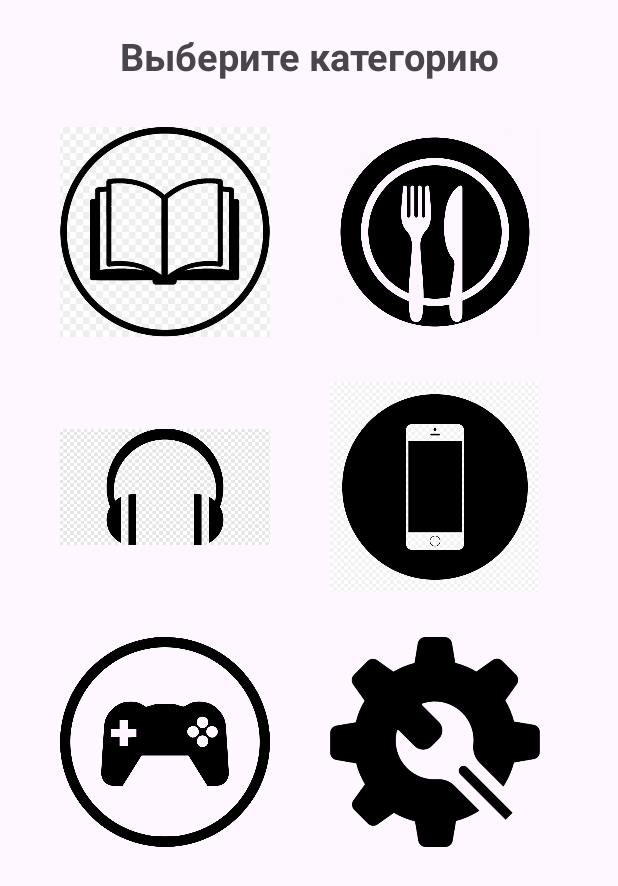
After one commit to mrbaiel/FireStore, an Android app: the layout activity_admin_category.xml on its own in the app's theme, with its tools: preview values and no code run, on a phone screen of 412 x 824 dp. The commit adds this screen. Shown: the top 886 px of the screen. Run offline under Robolectric (Android 15) with nearby library versions, the phone set to English and light mode, and no system bars.

Commit message:
added adminCategory, adminAddNewProduct

```diff
--- a/app/src/main/java/com/example/firestore/MainActivity.java
+++ b/app/src/main/java/com/example/firestore/MainActivity.java
@@ -17,6 +17,9 @@ import androidx.core.view.WindowInsetsCompat;
 
 import com.example.firestore.Model.Users;
 import com.example.firestore.Prevalent.Prevalent;
+import com.example.firestore.UI.User.HomeActivity;
+import com.example.firestore.UI.LoginActivity;
+import com.example.firestore.UI.RegisterActivity;
 import com.google.firebase.database.DataSnapshot;
 import com.google.firebase.database.DatabaseError;
 import com.google.firebase.database.DatabaseReference;
--- a/app/src/main/java/com/example/firestore/RegisterActivity.java
+++ b/app/src/main/java/com/example/firestore/UI/RegisterActivity.java
@@ -1,14 +1,12 @@
-package com.example.firestore;
+package com.example.firestore.UI;
 
 import android.app.ProgressDialog;
 import android.content.Intent;
 import android.os.Bundle;
-import android.provider.DocumentsContract;
 import android.text.TextUtils;
 import android.view.View;
 import android.widget.Button;
 import android.widget.EditText;
-import android.widget.ProgressBar;
 import android.widget.Toast;
 
 import androidx.activity.EdgeToEdge;
@@ -18,6 +16,7 @@ import androidx.core.graphics.Insets;
 import androidx.core.view.ViewCompat;
 import androidx.core.view.WindowInsetsCompat;
 
+import com.example.firestore.R;
 import com.google.android.gms.tasks.OnCompleteListener;
 import com.google.android.gms.tasks.Task;
 import com.google.firebase.database.DataSnapshot;
--- a/app/src/main/java/com/example/firestore/HomeActivity.java
+++ b/app/src/main/java/com/example/firestore/UI/User/HomeActivity.java
@@ -1,4 +1,4 @@
-package com.example.firestore;
+package com.example.firestore.UI.User;
 
 import android.content.Intent;
 import android.os.Bundle;
@@ -10,6 +10,9 @@ import androidx.appcompat.app.AppCompatActivity;
 import androidx.core.graphics.Insets;
 import androidx.core.view.ViewCompat;
 import androidx.core.view.WindowInsetsCompat;
+
+import com.example.firestore.R;
+import com.example.firestore.UI.LoginActivity;
 
 import io.paperdb.Paper;
 
--- a/app/src/main/res/layout/activity_admin_add_new_product.xml
+++ b/app/src/main/res/layout/activity_admin_add_new_product.xml
@@ -5,6 +5,6 @@
     android:id="@+id/main"
     android:layout_width="match_parent"
     android:layout_height="match_parent"
-    tools:context=".AdminAddNewProductActivity">
+    tools:context=".UI.Admin.AdminAddNewProductActivity">
 
 </androidx.constraintlayout.widget.ConstraintLayout>
--- /dev/null
+++ b/app/src/main/res/layout/activity_admin_category.xml
@@ -0,0 +1,88 @@
+<?xml version="1.0" encoding="utf-8"?>
+<RelativeLayout xmlns:android="http://schemas.android.com/apk/res/android"
+    xmlns:app="http://schemas.android.com/apk/res-auto"
+    xmlns:tools="http://schemas.android.com/tools"
+    android:id="@+id/main"
+    android:layout_width="match_parent"
+    android:layout_height="match_parent"
+    tools:context=".UI.Admin.AdminCategoryActivity">
+
+    <TextView
+        android:id="@+id/words"
+        android:layout_width="match_parent"
+        android:layout_height="wrap_content"
+        android:text="Выберите категорию"
+        android:gravity="center"
+        android:layout_marginTop="20dp"
+        android:textSize="25dp"
+        android:textStyle="bold"
+        />
+
+    <LinearLayout
+        android:id="@+id/firstline"
+        android:layout_width="match_parent"
+        android:layout_height="wrap_content"
+        android:orientation="horizontal"
+        android:layout_below="@+id/words">
+
+        <ImageView
+            android:layout_width="140dp"
+            android:layout_height="140dp"
+            android:layout_marginTop="30dp"
+            android:layout_marginLeft="40dp"
+            android:src="@drawable/book"
+            />
+            />
+        <ImageView
+            android:layout_width="140dp"
+            android:layout_height="140dp"
+            android:layout_marginTop="30dp"
+            android:layout_marginLeft="40dp"
+            android:src="@drawable/dishes"
+            />
+    </LinearLayout>
+    <LinearLayout
+        android:id="@+id/secondline"
+        android:layout_width="match_parent"
+        android:layout_height="wrap_content"
+        android:orientation="horizontal"
+        android:layout_below="@+id/firstline">
+
+        <ImageView
+            android:layout_width="140dp"
+            android:layout_height="140dp"
+            android:layout_marginTop="30dp"
+            android:layout_marginLeft="40dp"
+            android:src="@drawable/headphones"
+            />
+        <ImageView
+            android:layout_width="140dp"
+            android:layout_height="140dp"
+            android:layout_marginTop="30dp"
+            android:layout_marginLeft="40dp"
+            android:src="@drawable/phone"
+            />
+    </LinearLayout>
+    <LinearLayout
+        android:id="@+id/thirdline"
+        android:layout_width="match_parent"
+        android:layout_height="wrap_content"
+        android:orientation="horizontal"
+        android:layout_below="@+id/secondline">
+
+        <ImageView
+            android:layout_width="140dp"
+            android:layout_height="140dp"
+            android:layout_marginTop="30dp"
+            android:layout_marginLeft="40dp"
+            android:src="@drawable/gaming"
+            />
+        <ImageView
+            android:layout_width="140dp"
+            android:layout_height="140dp"
+            android:layout_marginTop="30dp"
+            android:layout_marginLeft="40dp"
+            android:src="@drawable/work"
+            />
+    </LinearLayout>
+</RelativeLayout>
--- a/app/src/main/res/layout/activity_home.xml
+++ b/app/src/main/res/layout/activity_home.xml
@@ -5,7 +5,7 @@
     android:id="@+id/main"
     android:layout_width="match_parent"
     android:layout_height="match_parent"
-    tools:context=".HomeActivity">
+    tools:context=".UI.User.HomeActivity">
 
 
     <CheckBox
--- a/app/src/main/res/layout/activity_login.xml
+++ b/app/src/main/res/layout/activity_login.xml
@@ -5,7 +5,7 @@
     android:id="@+id/main"
     android:layout_width="match_parent"
     android:layout_height="match_parent"
-    tools:context=".LoginActivity">
+    tools:context=".UI.LoginActivity">
 
     <ImageView
         android:id="@+id/app_logo"
--- a/app/src/main/res/layout/activity_register.xml
+++ b/app/src/main/res/layout/activity_register.xml
@@ -5,7 +5,7 @@
     android:id="@+id/main"
     android:layout_width="match_parent"
     android:layout_height="match_parent"
-    tools:context=".LoginActivity">
+    tools:context=".UI.LoginActivity">
 
     <ImageView
         android:id="@+id/app_logo"
```
Also changed, not shown: app/src/main/AndroidManifest.xml (+7 -4 lines), app/src/main/java/com/example/firestore/UI/Admin/AdminAddNewProductActivity.java (added, +29 -0 lines), app/src/main/java/com/example/firestore/UI/Admin/AdminCategoryActivity.java (renamed from app/src/main/java/com/example/firestore/AdminAddNewProductActivity.java, +5 -6 lines), app/src/main/java/com/example/firestore/UI/LoginActivity.java (renamed from app/src/main/java/com/example/firestore/LoginActivity.java, +12 -17 lines), app/src/main/res/drawable/book.jpg (added), app/src/main/res/drawable/clothes.jpg (added), app/src/main/res/drawable/dishes.png (added), app/src/main/res/drawable/gaming.png (added), app/src/main/res/drawable/headphones.png (added), app/src/main/res/drawable/phone.png (added), app/src/main/res/drawable/work.png (added).
